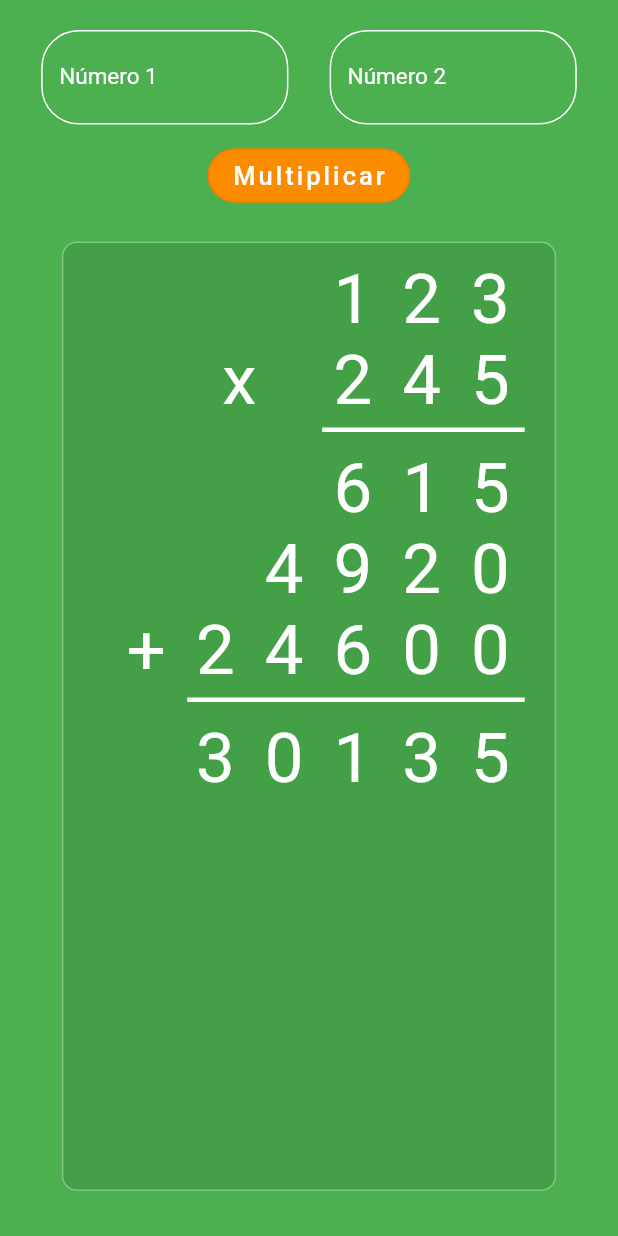
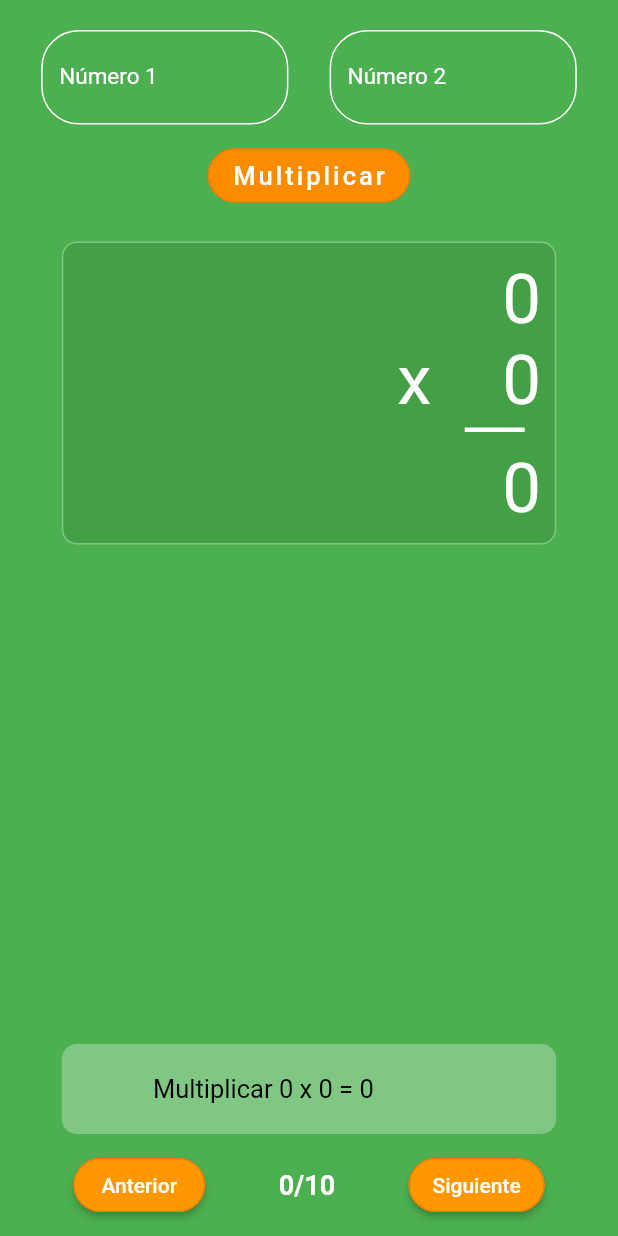
Before and after one commit to JovannyRch/solucion-multiplicaciones, a Flutter app: the screen it shows after launch, after a tap on "Multiplicar", on a phone screen of 412 x 824 dp. Run offline on Flutter 3.47's test engine with Material 2 defaults, Android fonts, the phone set to English and light mode, and no system bars.

Commit message:
Addig step by step controls

```diff
--- a/lib/screens/home_screen.dart
+++ b/lib/screens/home_screen.dart
@@ -19,6 +19,11 @@ class _HomeScreenState extends State<HomeScreen> {
   List<String> listResultMultiplications = [];
   TextEditingController _c1 = new TextEditingController();
   TextEditingController _c2 = TextEditingController();
+  bool showStepByStep = false;
+  String explanation = "";
+  String carrier = "";
+  int currentStep = 0;
+  int totalSteps = 10;
 
   @override
   void initState() {
@@ -39,9 +44,12 @@ class _HomeScreenState extends State<HomeScreen> {
 
   Widget _body() {
     return SafeArea(
-      child: Container(
+      child: Stack(
+        children: <Widget>[
+          Container(
             width: _size.width,
             color: Colors.green,
+            child: SingleChildScrollView(
               child: Column(
                 mainAxisAlignment: MainAxisAlignment.start,
                 children: <Widget>[
@@ -49,10 +57,115 @@ class _HomeScreenState extends State<HomeScreen> {
                   _topInput(),
                   _buttonContainer(),
                   _solution(),
-            SizedBox(height: 30.0),
+                  SizedBox(height: 60.0),
                 ],
               ),
             ),
+          ),
+          Container(
+            height: _size.height,
+          ),
+          _controlsStepByStep(),
+        ],
+      ),
+    );
+  }
+
+  Widget _controlButton(String text, Function f) {
+    return RaisedButton(
+      onPressed: f,
+      child: Text(
+        text,
+        style: TextStyle(
+          color: Colors.white,
+        ),
+      ),
+      color: Colors.orange,
+      shape: RoundedRectangleBorder(
+        borderRadius: BorderRadius.circular(18.0),
+        side: BorderSide(
+          color: Colors.orange[700],
+        ),
+      ),
+    );
+  }
+
+  Widget _explanation() {
+    if (explanation.length == 0) return Container();
+    var textStyle = TextStyle(
+      color: Colors.black,
+      fontSize: 17.0,
+    );
+    return Container(
+      margin: EdgeInsets.only(bottom: 10.0),
+      height: 60.0,
+      width: _size.width * 0.8,
+      decoration: BoxDecoration(
+        color: Colors.green[300],
+        borderRadius: BorderRadius.circular(10.0),
+      ),
+      child: Row(
+        mainAxisAlignment: MainAxisAlignment.spaceEvenly,
+        children: <Widget>[
+          Text(
+            explanation,
+            style: textStyle,
+          ),
+          Text(
+            carrier,
+            style: textStyle,
+          ),
+        ],
+      ),
+    );
+  }
+
+  Widget _controlLabel() {
+    return Container(
+      child: Text(
+        "$currentStep/$totalSteps",
+        style: TextStyle(
+          color: Colors.white,
+          fontWeight: FontWeight.bold,
+          fontSize: 18.0,
+        ),
+      ),
+    );
+  }
+
+  Widget _controlsStepByStep() {
+    if (!showStepByStep) Container();
+    return Positioned(
+      child: Container(
+        width: _size.width,
+        child: Column(
+          children: <Widget>[
+            _explanation(),
+            Row(
+              mainAxisAlignment: MainAxisAlignment.spaceEvenly,
+              children: <Widget>[
+                _controlButton("Anterior", () {
+                  if (currentStep > 0) {
+                    currentStep--;
+                    getMultiplications(number1, number2);
+                    solve();
+                    setState(() {});
+                  }
+                }),
+                _controlLabel(),
+                _controlButton("Siguiente", () {
+                  if (currentStep < totalSteps) {
+                    currentStep++;
+                    solve();
+                    setState(() {});
+                  }
+                }),
+              ],
+            )
+          ],
+        ),
+      ),
+      bottom: 10,
     );
   }
 
@@ -61,7 +174,7 @@ class _HomeScreenState extends State<HomeScreen> {
       margin: EdgeInsets.only(right: 20.0, bottom: 10.0, top: 5.0),
       alignment: Alignment.centerRight,
       height: 3.0,
-      width: width * 45.0,
+      width: width * 40.0,
       color: Colors.white,
     );
   }
@@ -79,8 +192,7 @@ class _HomeScreenState extends State<HomeScreen> {
       numbersDisplay.add(_oneLine(number2.length));
     }
     String finalResult = (int.parse(number1) * int.parse(number2)).toString();
-    return Expanded(
-      child: Container(
+    return Container(
       width: _size.width * 0.8,
       alignment: Alignment.centerRight,
       margin: EdgeInsets.only(
@@ -104,10 +216,9 @@ class _HomeScreenState extends State<HomeScreen> {
           children: <Widget>[
             ...numbersDisplay,
             ..._multiplicationsSteps(),
-              _oneLine(finalResult.length),
-              _line(finalResult)
+            /* _oneLine(finalResult.length),
+              _line(finalResult, isResult: true) */
           ],
-          ),
         ),
       ),
     );
@@ -115,7 +226,7 @@ class _HomeScreenState extends State<HomeScreen> {
 
   String addSpaces(String val, int size) {
     for (int i = 0; i < size; i++) {
-      val = val + "0";
+      val = val + " ";
     }
     return val;
   }
@@ -125,7 +236,8 @@ class _HomeScreenState extends State<HomeScreen> {
     for (int i = 0; i < listResultMultiplications.length; i++) {
       String m = listResultMultiplications[i];
 
-      if (i == listResultMultiplications.length - 1) {
+      if (i == listResultMultiplications.length - 1 &&
+          listResultMultiplications.length > 1) {
         sizeOfLastMultiplication = m.length;
         result.add(_line("+" + addSpaces(m, i)));
       } else {
@@ -135,18 +247,28 @@ class _HomeScreenState extends State<HomeScreen> {
     return result;
   }
 
-  Widget _line(String text) {
+  Widget _lineItem(String char, {bool isResult = false}) {
     return Container(
-      padding: EdgeInsets.only(right: 20.0),
-      alignment: Alignment.centerRight,
+      width: 35.0,
       child: Text(
-        text,
+        char,
         style: TextStyle(
           color: Colors.white,
           fontSize: 46.0,
-          letterSpacing: 20,
+          fontWeight: isResult ? FontWeight.bold : FontWeight.normal,
         ),
       ),
+    );
+  }
+
+  Widget _line(String text, {bool isResult = false}) {
+    List<Widget> _items = [];
+    for (int i = 0; i < text.length; i++) {
+      _items.add(_lineItem(text[i], isResult: isResult));
+    }
+
+    return Row(
+      children: <Widget>[..._items],
     );
   }
 
@@ -193,40 +315,63 @@ class _HomeScreenState extends State<HomeScreen> {
       n1 = n2x.split('').reversed.toList();
     }
 
-    List<String> acumulados = [];
     int val1;
     int val2;
     int result;
     int aux = 0;
 
     print("------------------------");
+    int currentStepFunction = 0;
     for (int i = 0; i < n1.length; i++) {
       String x1 = n1[i];
       String resultLine = "";
       for (int j = 0; j < n2.length; j++) {
         String x2 = n2[j];
-        print("Multiplicar $x1 x $x2");
         val1 = int.parse(x1);
         val2 = int.parse(x2);
         result = val1 * val2;
+        explanation = "Multiplicar $x1 x $x2 = $result";
         if (aux != 0) {
           result = result + aux;
-          print("Llevabas $aux, result: $result");
+          //print("Llevabas $aux, result: $result");
         }
         if (result > 10 && j != n2.length - 1) {
           aux = (result / 10).floor();
-          print("se lleva $aux");
+          //print("se lleva $aux");
           result = result % 10;
         } else {
           aux = 0;
         }
+
         resultLine = "$result" + resultLine;
+
+        print("C $currentStep == $currentStepFunction");
+        if (currentStep == currentStepFunction) {
+          break;
+        } else {
+          currentStepFunction++;
+        }
       }
 
       steps.add(resultLine);
+      if (currentStep == currentStepFunction) {
+        break;
+      }
     }
 
     return steps;
+  }
+
+  void solve() {
+    isSolve = true;
+    FocusScopeNode currentFocus = FocusScope.of(context);
+    if (!currentFocus.hasPrimaryFocus) {
+      currentFocus.unfocus();
+    }
+    if (number1.length > 0 && number2.length > 0) {
+      listResultMultiplications = getMultiplications(number1, number2);
+    }
+    setState(() {});
   }
 
   Widget _buttonContainer() {
@@ -238,18 +383,7 @@ class _HomeScreenState extends State<HomeScreen> {
           FlatButton(
             color: Colors.orange[600],
             onPressed: () {
-              isSolve = true;
-              FocusScopeNode currentFocus = FocusScope.of(context);
-              if (!currentFocus.hasPrimaryFocus) {
-                currentFocus.unfocus();
-              }
-              if (number1.length > 0 && number2.length > 0) {
-                number1 = "123";
-                number2 = "245";
-                listResultMultiplications =
-                    getMultiplications(number1, number2);
-              }
-              setState(() {});
+              solve();
             },
             child: Text(
               "Multiplicar",
@@ -299,47 +433,4 @@ class _HomeScreenState extends State<HomeScreen> {
       ),
     );
   }
-
-  Widget _table() {
-    return SingleChildScrollView(
-      child: Row(
-        crossAxisAlignment: CrossAxisAlignment.start,
-        children: <Widget>[
-          Flexible(
-            child: SingleChildScrollView(
-              scrollDirection: Axis.horizontal,
-              child: Column(
-                crossAxisAlignment: CrossAxisAlignment.start,
-                children: _buildRows(20),
-              ),
-            ),
-          )
-        ],
-      ),
-    );
 }
-
-  List<Widget> _buildCells(int count) {
-    return List.generate(
-      count,
-      (index) => Container(
-        alignment: Alignment.center,
-        width: 120.0,
-        height: 60.0,
-        color: Colors.white,
-        margin: EdgeInsets.all(4.0),
-        child:
-            Text("${index + 1}", style: Theme.of(context).textTheme.headline1),
-      ),
-    );
-  }
-
-  List<Widget> _buildRows(int count) {
-    return List.generate(
-      count,
-      (index) => Row(
-        children: _buildCells(10),
-      ),
-    );
-  }
-}
```
Lines whose indentation alone changed are shown as unchanged.
